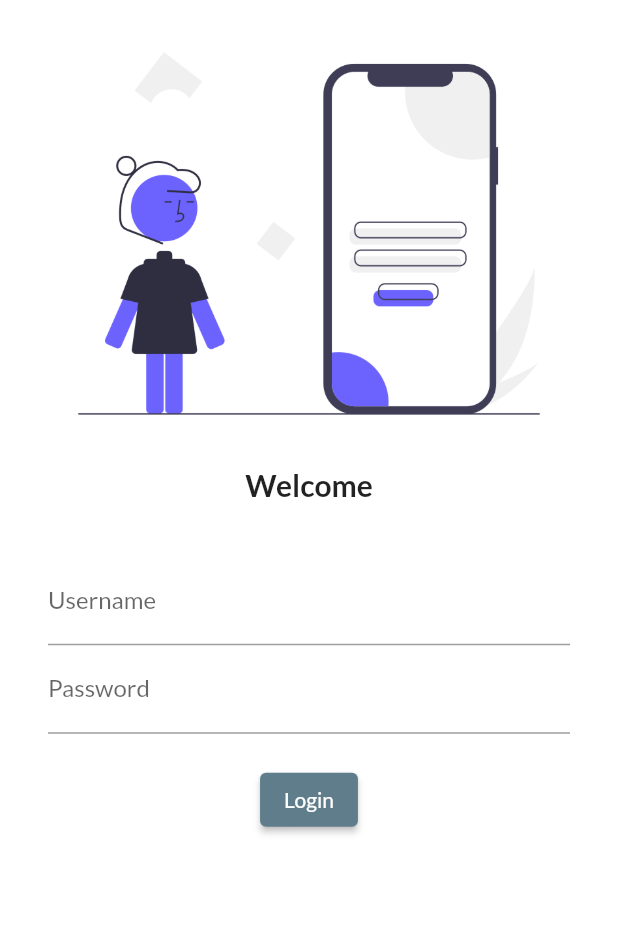
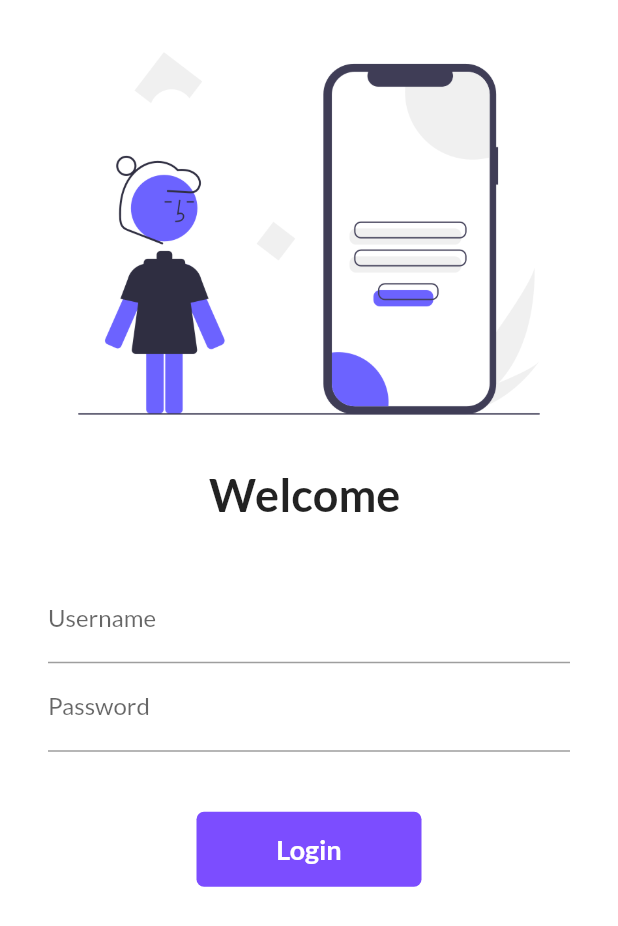
Before and after one commit to sanashaikh21/30DaysOfFlutter, a Flutter app: the screen it shows after launch, on a phone screen of 412 x 824 dp. Shown: the top 926 px of the screen. Run offline on Flutter 3.47's test engine with Material 2 defaults, Android fonts, the phone set to English and light mode, and no system bars; our stand-ins replace google_fonts.

Commit message:
day 6 completed

```diff
--- a/lib/main.dart
+++ b/lib/main.dart
@@ -1,5 +1,6 @@
 import 'package:flutter/material.dart';
 import 'package:flutter_application_1/pages/login_page.dart';
+import 'package:flutter_application_1/utils/routes.dart';
 import "package:google_fonts/google_fonts.dart";
 import 'pages/home_page.dart';
 
@@ -15,11 +16,12 @@ class MyApp extends StatelessWidget {
       theme: ThemeData(
           primarySwatch: Colors.blueGrey,
           fontFamily: GoogleFonts.lato().fontFamily),
+      debugShowCheckedModeBanner: false,
       darkTheme: ThemeData(brightness: Brightness.dark),
       routes: {
         "/": (context) => LoginPage(),
-        "/home": (context) => HomePage(),
-        "/login": (context) => LoginPage()
+        MyRoutes.homeRoute: (context) => HomePage(),
+        MyRoutes.loginRoute: (context) => LoginPage(),
       },
     );
   }
--- a/lib/pages/login_page.dart
+++ b/lib/pages/login_page.dart
@@ -1,19 +1,29 @@
 import 'package:flutter/material.dart';
+import 'package:flutter_application_1/utils/routes.dart';
 
-class LoginPage extends StatelessWidget {
+class LoginPage extends StatefulWidget {
+  @override
+  State<LoginPage> createState() => _LoginPageState();
+}
+
+class _LoginPageState extends State<LoginPage> {
+  String name = "";
+  bool changedButton = false;
+
   @override
   Widget build(BuildContext context) {
     return Material(
         color: Colors.white,
-        child: Column(
+        child: SingleChildScrollView(
+            child: Column(
           children: [
             Image.asset(
               "assets/images/login.image.png",
               fit: BoxFit.cover,
             ),
             Text(
-              "Welcome",
-              style: TextStyle(fontSize: 20, fontWeight: FontWeight.bold),
+              "Welcome $name",
+              style: TextStyle(fontSize: 30, fontWeight: FontWeight.bold),
             ),
             SizedBox(
               height: 20.0,
@@ -26,6 +36,10 @@ class LoginPage extends StatelessWidget {
                   TextFormField(
                     decoration: InputDecoration(
                         hintText: "Enter Username", labelText: "Username"),
+                    onChanged: (value) {
+                      name = value;
+                      setState(() {});
+                    },
                   ),
                   TextFormField(
                     obscureText: true,
@@ -33,19 +47,51 @@ class LoginPage extends StatelessWidget {
                         hintText: "Enter Password", labelText: "Password"),
                   ),
                   SizedBox(
-                    height: 20.0,
+                    height: 40.0,
                   ),
-                  ElevatedButton(
-                    onPressed: () {
-                      print("hey sana");
+                  InkWell(
+                    onTap: () async {
+                      setState(() {
+                        changedButton = true;
+                      });
+                      await Future.delayed(Duration(seconds: 1));
+                      Navigator.pushNamed(context, MyRoutes.homeRoute);
                     },
-                    child: Text("Login"),
-                    style: TextButton.styleFrom(),
+                    child: AnimatedContainer(
+                      duration: Duration(seconds: 1),
+                      width: changedButton ? 50 : 150,
+                      height: 50,
+                      alignment: Alignment.center,
+                      child: changedButton
+                          ? Icon(Icons.done, color: Colors.white)
+                          : Text(
+                              "Login",
+                              style: TextStyle(
+                                  fontSize: 18,
+                                  fontWeight: FontWeight.bold,
+                                  color: Colors.white),
+                            ),
+                      decoration: BoxDecoration(
+                        color: Colors.deepPurpleAccent,
+                        // shape: changedButton
+                        //     ? BoxShape.circle
+                        //     : BoxShape.rectangle
+                        borderRadius:
+                            BorderRadius.circular(changedButton ? 50 : 5),
+                      ),
+                    ),
                   )
+                  // ElevatedButton(
+                  //   onPressed: () {
+                  //     Navigator.pushNamed(context, MyRoutes.homeRoute);
+                  //   },
+                  //   child: Text("Login"),
+                  //   style: TextButton.styleFrom(minimumSize: Size(150, 40)),
+                  // )
                 ],
               ),
             )
           ],
-        ));
+        )));
   }
 }
--- /dev/null
+++ b/lib/utils/routes.dart
@@ -0,0 +1,4 @@
+class MyRoutes {
+  static String loginRoute = "/login";
+  static String homeRoute = "/home";
+}
```
